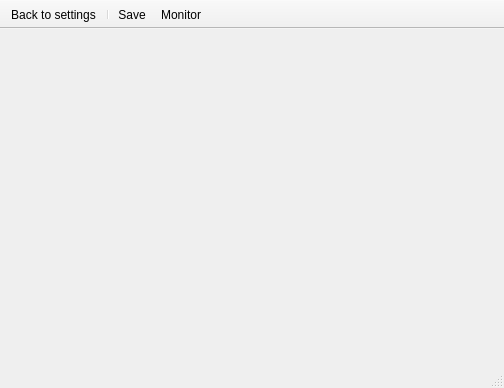
lumina-desktop/lumina, file src-qt5/core-utils/lumina-config/mainWindow.ui: the form before one commit.
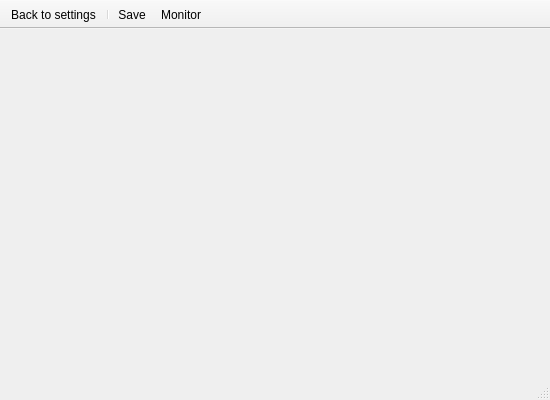
The form after the commit.

Commit message: Deactivate the auto-resize functionality (for now) with a comment about the Fluxbox issue. This can get reactivated when Fluxbox is deactivated with Lumina 2.0. Instead, just increase the default size of the main window a bit.

```diff
--- a/src-qt5/core-utils/lumina-config/mainWindow.ui
+++ b/src-qt5/core-utils/lumina-config/mainWindow.ui
@@ -6,8 +6,8 @@
    <rect>
     <x>0</x>
     <y>0</y>
-    <width>504</width>
-    <height>388</height>
+    <width>550</width>
+    <height>400</height>
    </rect>
   </property>
   <property name="windowTitle">
```
The commit also changes 4 other files.
